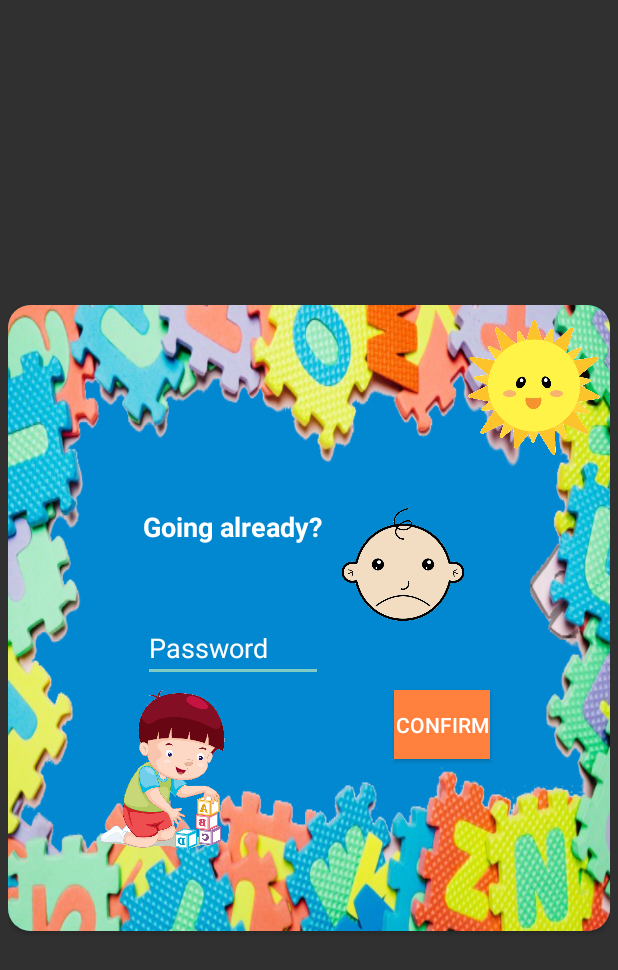
After one commit to edgarbs1998-ips-lei-projects/toddler-gate, an Android app: the layout custom_modal.xml on its own in the app's theme, with its tools: preview values and no code run, on a phone screen of 412 x 824 dp. The commit adds this screen. Shown: the top 970 px of the screen. Run offline under Robolectric (Android 15) with nearby library versions, the phone set to English and light mode, and no system bars.

Commit message:
modal de saída funciona corretamente

```diff
--- a/app/src/main/AndroidManifest.xml
+++ b/app/src/main/AndroidManifest.xml
@@ -37,7 +37,8 @@
         <activity
             android:name="bd_related.ActivitySetPassword"
             android:label="@string/app_title"
-            android:theme="@style/ActionBarTheme" />
+            android:theme="@style/ActionBarTheme"
+            android:noHistory="true"/>
         <!--
              The API key for Google Maps-based APIs is defined as a string resource.
              (See the file "res/values/google_maps_api.xml").
--- a/app/src/main/java/bd_related/ActivitySetPassword.java
+++ b/app/src/main/java/bd_related/ActivitySetPassword.java
@@ -47,8 +47,7 @@ public class ActivitySetPassword extends AppCompatActivity {
                         newPW = editNewPW.getText().toString();
                         newConfPW = editConfPW.getText().toString();
 
-                        Log.e("ASP", "------------- newConfPW 2 -> " + newConfPW);
-                        Log.e("ASP", "------------- newPW 2 -> " + newPW);
+
                         if (newConfPW.equals(newPW)){
                             boolean isInserted = myDB.insertData(newConfPW);
                             if(isInserted) {
--- a/app/src/main/java/bd_related/DataBaseHelper.java
+++ b/app/src/main/java/bd_related/DataBaseHelper.java
@@ -37,6 +37,7 @@ public class DataBaseHelper extends SQLiteOpenHelper {
         ContentValues contentValues = new ContentValues();
         contentValues.put(COL_2, password);
         long result = db.insert(TABLE_NAME,null, contentValues);
+
         if(result == -1)
             return false;
         else
@@ -46,7 +47,8 @@ public class DataBaseHelper extends SQLiteOpenHelper {
     public Cursor getAllData(){
         SQLiteDatabase db = this.getWritableDatabase();
         Cursor res = db.rawQuery("select * from " + TABLE_NAME, null);
-        Log.e("EA", "---------- res -> " + res.toString());
         return res;
     }
+
+
 }
--- a/app/src/main/res/layout/activity_entry.xml
+++ b/app/src/main/res/layout/activity_entry.xml
@@ -13,4 +13,5 @@
         app:layout_constraintStart_toStartOf="parent"
         app:layout_constraintTop_toTopOf="parent"
         app:srcCompat="@color/colorBlack" />
+
 </androidx.constraintlayout.widget.ConstraintLayout>
--- /dev/null
+++ b/app/src/main/res/layout/custom_modal.xml
@@ -0,0 +1,114 @@
+<?xml version="1.0" encoding="utf-8"?>
+<RelativeLayout xmlns:android="http://schemas.android.com/apk/res/android"
+    xmlns:app="http://schemas.android.com/apk/res-auto"
+    android:orientation="vertical"
+    android:layout_width="match_parent"
+    android:layout_height="match_parent"
+    android:layout_marginLeft="5dp"
+    android:layout_marginRight="5dp"
+    android:gravity="center">
+
+    <androidx.cardview.widget.CardView
+        android:layout_width="match_parent"
+        android:layout_height="wrap_content"
+        app:cardCornerRadius="15dp"
+        app:cardBackgroundColor="@color/colorBlueLight"
+        android:layout_alignParentTop="true"
+        android:layout_alignParentLeft="true"
+        android:layout_alignParentStart="true">
+
+        <LinearLayout
+            android:layout_width="match_parent"
+            android:layout_height="match_parent"
+            android:orientation="vertical"
+            android:background="@drawable/modal_border">
+
+            <LinearLayout
+                android:layout_width="match_parent"
+                android:layout_height="135dp"
+                android:orientation="horizontal">
+
+                <ImageView
+                    android:id="@+id/imageView8"
+                    android:layout_width="128dp"
+                    android:layout_height="201dp"
+                    android:layout_marginLeft="300dp"
+                    android:layout_marginTop="-40dp"
+                    android:layout_weight="1"
+                    app:srcCompat="@drawable/sol" />
+            </LinearLayout>
+
+            <LinearLayout
+                android:layout_width="match_parent"
+                android:layout_height="match_parent"
+                android:orientation="horizontal">
+
+                <TextView
+                    android:id="@+id/textView4"
+                    android:layout_width="wrap_content"
+                    android:layout_height="wrap_content"
+                    android:layout_marginLeft="90dp"
+                    android:text="Going already?"
+                    android:textColor="#FFFFFF"
+                    android:textSize="18sp"
+                    android:textStyle="bold" />
+
+                <ImageView
+                    android:id="@+id/imageView6"
+                    android:layout_width="97dp"
+                    android:layout_height="75dp"
+                    android:layout_marginLeft="5dp"
+                    app:srcCompat="@drawable/sad_baby" />
+            </LinearLayout>
+
+            <LinearLayout
+                android:layout_width="match_parent"
+                android:layout_height="match_parent"
+                android:orientation="horizontal">
+
+                <EditText
+                    android:id="@+id/editText_PasswordExitModal"
+                    android:layout_width="120dp"
+                    android:layout_height="39dp"
+                    android:layout_marginLeft="90dp"
+                    android:layout_marginTop="@dimen/cardview_compat_inset_shadow"
+                    android:ems="10"
+                    android:hint="Password"
+                    android:inputType="textPassword"
+                    android:textColor="#FFFFFF"
+                    android:textColorHint="#FFFFFF"
+                    android:textColorLink="#000000" />
+            </LinearLayout>
+
+            <LinearLayout
+                android:layout_width="match_parent"
+                android:layout_height="match_parent"
+                android:orientation="horizontal">
+
+                <ImageView
+                    android:id="@+id/imageView7"
+                    android:layout_width="441dp"
+                    android:layout_height="126dp"
+                    android:layout_marginRight="50dp"
+                    android:layout_weight="1"
+                    app:srcCompat="@drawable/babay" />
+
+                <Button
+                    android:id="@+id/bt_ExitModal"
+                    android:layout_width="298dp"
+                    android:layout_height="46dp"
+                    android:layout_marginTop="5dp"
+                    android:layout_marginRight="80dp"
+                    android:layout_weight="1"
+                    android:background="@color/colorOrange"
+                    android:text="Confirm" />
+            </LinearLayout>
+
+        </LinearLayout>
+
+
+    </androidx.cardview.widget.CardView>
+
+
+
+</RelativeLayout>
```
Also changed, not shown: app/src/main/java/com/example/toddlergate12/EntryActivity.java (+3 -31 lines), app/src/main/java/com/example/toddlergate12/MainActivity.java (+82 -2 lines), app/src/main/res/drawable/babay.png (added), app/src/main/res/drawable/modal_border.png (added), app/src/main/res/drawable/sad_baby.png (added), app/src/main/res/drawable/sol.png (added).
